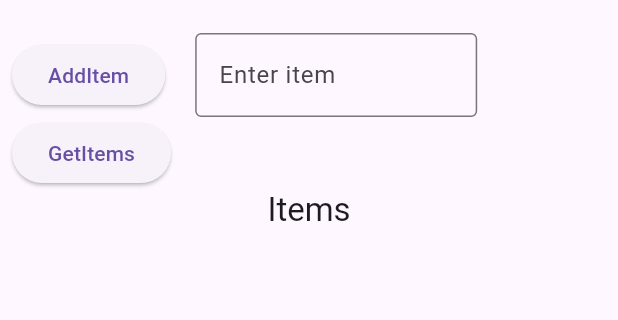
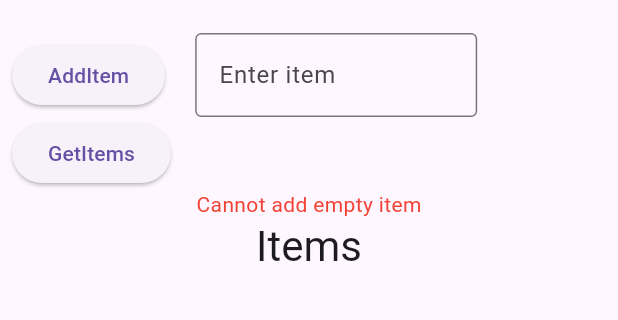
Before and after one commit to GeorgopoulosGiannis/dart_mediatr, a Flutter app: the screen it shows after launch, after a tap on "AddItem", on a phone screen of 412 x 824 dp, the part 63-383 px from its top. Run offline on Flutter 3.47's test engine with Material 3 defaults, Android fonts, the phone set to English and light mode, and no system bars.

```diff
--- a/example/lib/add_item_command.dart
+++ b/example/lib/add_item_command.dart
@@ -25,7 +25,3 @@ class EmptyItemException implements Exception {
   @override
   String toString() => 'Cannot add empty item';
 }
-
-class EmptyItemFailure extends Failure {
-  EmptyItemFailure(super.message);
-}
--- a/example/lib/get_items_query.dart
+++ b/example/lib/get_items_query.dart
@@ -1,10 +1,11 @@
-import 'package:example/items_repository.dart';
 import 'package:mediatr/mediatr.dart';
+
+import 'items_repository.dart';
 
 class GetItemsQuery extends IQuery<List<String>> {}
 
 class GetItemsQueryHandler
-    extends IRequestHandler<List<String>, GetItemsQuery> {
+    extends IRequestHandler<GetItemsQuery, List<String>> {
   final ItemsRepository itemsRepository;
 
   GetItemsQueryHandler(this.itemsRepository);
--- a/example/lib/logging_behaviour.dart
+++ b/example/lib/logging_behavior.dart
@@ -1,8 +1,8 @@
 import 'package:mediatr/mediatr.dart';
 
-class LoggingBehaviour extends IPipelineBehaviour {
+class LoggingBehavior extends IPipelineBehavior {
   @override
-  Future proccess(IRequest request, RequestHandlerDelegate next) {
+  Future process(IRequest request, RequestHandlerDelegate next) {
     print('new request send $request');
     return next(request);
   }
--- a/example/lib/main.dart
+++ b/example/lib/main.dart
@@ -47,38 +47,30 @@ class _MyHomePageState extends State<MyHomePage> {
       error = null;
     });
 
-    final addedOrFailure =
-        await mediator.send<void, AddItemCommand>(AddItemCommand(itemToAdd));
-    addedOrFailure.fold(
-      (left) {
-        print("Failed to add item");
+    try {
+      await mediator.send<AddItemCommand, void>(AddItemCommand(itemToAdd));
 
-        setState(() {
-          error = left.message;
-        });
-      },
-      (right) {
-        print("Item succesfully added");
-        _controller.clear();
-      },
-    );
+      _controller.clear();
+    } on EmptyItemException {
+      setState(() {
+        error = 'Cannot add empty item';
+      });
+    }
   }
 
   Future<void> getItems() async {
-    final itemsOrFailure =
-        await mediator.send<List<String>, GetItemsQuery>(GetItemsQuery());
-    itemsOrFailure.fold(
-      (left) {
-        print('Failed to get items');
-      },
-      (right) {
-        print('Got items');
+    try {
+      final result =
+          await mediator.send<GetItemsQuery, List<String>>(GetItemsQuery());
 
-        setState(() {
-          items = right;
-        });
-      },
-    );
+      setState(() {
+        items = result;
+      });
+    } on EmptyItemException {
+      setState(() {
+        error = 'Cannot get items';
+      });
+    }
   }
 
   @override
@@ -99,12 +91,12 @@ class _MyHomePageState extends State<MyHomePage> {
                   Flexible(
                     child: ElevatedButton(
                       onPressed: addItem,
-                      child: Text(
+                      child: const Text(
                         'AddItem',
                       ),
                     ),
                   ),
-                  SizedBox(
+                  const SizedBox(
                     width: 20,
                   ),
                   Flexible(
@@ -113,7 +105,7 @@ class _MyHomePageState extends State<MyHomePage> {
                       onChanged: (val) {
                         print(val);
                       },
-                      decoration: InputDecoration(
+                      decoration: const InputDecoration(
                         border: OutlineInputBorder(),
                         hintText: 'Enter item',
                       ),
@@ -124,7 +116,7 @@ class _MyHomePageState extends State<MyHomePage> {
             ),
             ElevatedButton(
               onPressed: getItems,
-              child: Text(
+              child: const Text(
                 'GetItems',
               ),
             ),
@@ -132,7 +124,7 @@ class _MyHomePageState extends State<MyHomePage> {
               Center(
                 child: Text(
                   error!,
-                  style: TextStyle(
+                  style: const TextStyle(
                     color: Colors.red,
                   ),
                 ),
@@ -140,7 +132,7 @@ class _MyHomePageState extends State<MyHomePage> {
             Center(
               child: Text(
                 'Items',
-                style: Theme.of(context).textTheme.headline6,
+                style: Theme.of(context).textTheme.headlineMedium,
               ),
             ),
             Flexible(
--- a/example/lib/setup_mediator.dart
+++ b/example/lib/setup_mediator.dart
@@ -1,25 +1,23 @@
-import 'dart:async';
-
 import 'get_items_query.dart';
 import 'items_repository.dart';
 import 'package:mediatr/mediatr.dart';
 
 import 'add_item_command.dart';
-import 'logging_behaviour.dart';
+import 'logging_behavior.dart';
 
 Mediator setupMediator() {
   final repo = ItemsRepository();
 
-  final pipeline = Pipeline()..addMiddleware(LoggingBehaviour());
-  final mediator = Mediator(pipeline, errorHandler: _customErrorHandler);
+  final pipeline = Pipeline()..addMiddleware(LoggingBehavior());
+  final mediator = Mediator(pipeline);
 
-  mediator.registerHandler<void, AddItemCommand, AddItemCommandHandler>(
+  mediator.registerHandler<AddItemCommand, void, AddItemCommandHandler>(
     () => AddItemCommandHandler(
       repo,
     ),
   );
 
-  mediator.registerHandler<List<String>, GetItemsQuery, GetItemsQueryHandler>(
+  mediator.registerHandler<GetItemsQuery, List<String>, GetItemsQueryHandler>(
     () => GetItemsQueryHandler(
       repo,
     ),
@@ -27,10 +25,3 @@ Mediator setupMediator() {
 
   return mediator;
 }
-
-FutureOr<Failure?> _customErrorHandler(Exception e) {
-  if (e is EmptyItemException) {
-    return EmptyItemFailure(e.toString());
-  }
-  return null;
-}
--- a/example/pubspec.yaml
+++ b/example/pubspec.yaml
@@ -18,7 +18,7 @@ publish_to: 'none' # Remove this line if you wish to publish to pub.dev
 version: 1.0.0+1
 
 environment:
-  sdk: ">=2.17.6 <3.0.0"
+  sdk: ">=2.17.6 <4.0.0"
 
 # Dependencies specify other packages that your package needs in order to work.
 # To automatically upgrade your package dependencies to the latest versions
--- a/lib/mediatr.dart
+++ b/lib/mediatr.dart
@@ -15,7 +15,7 @@ export 'src/internals/i_query.dart';
 export 'src/internals/i_request.dart';
 export 'src/internals/i_request_handler.dart';
 export 'src/internals/pipeline.dart';
-export 'src/behaviours/i_pipeline_behaviour.dart';
+export 'src/behaviors/i_pipeline_behavior.dart';
 
 typedef HandlerCreator<T> = T Function();
 typedef FuncEventHandler<T extends IDomainEvent> = FutureOr<void> Function(
@@ -25,7 +25,7 @@ typedef UnsubscribeFunc = void Function();
 
 /// Core mediator
 class Mediator {
-  /// Add pipeline behaviours that will be called with each request send through
+  /// Add pipeline behaviors that will be called with each request send through
   /// the mediator instance.
   final Pipeline pipeline;
 
@@ -83,7 +83,7 @@ class Mediator {
   }
 
   /// Sends a request to the given handlers after passing it through all middleware.
-  Future<R> send<R extends Object?, T extends IRequest<R>>(
+  Future<R> send<T extends IRequest<R>, R extends Object?>(
     T request,
   ) async {
     final handler = _getRequestHandlerFor<T>();
@@ -98,8 +98,8 @@ class Mediator {
   /// [R] is the return type of the request handler
   /// [IR] is the [IRequest] type
   /// [H] is the type of the [IRequestHandler], the return type of the [creator]
-  void registerHandler<R, IR extends IRequest<R>,
-      H extends IRequestHandler<R, IR>>(HandlerCreator<H> creator) {
+  void registerHandler<IR extends IRequest<R>, R,
+      H extends IRequestHandler<IR, R>>(HandlerCreator<H> creator) {
     handlers[IR] = creator;
   }
 
--- a/lib/src/internals/i_command_handler.dart
+++ b/lib/src/internals/i_command_handler.dart
@@ -4,6 +4,6 @@ import 'i_request_handler.dart';
 
 /// Extend this class when you need to handle an [ICommand] that returns nothing.
 abstract class ICommandHandler<R extends IRequest<void>>
-    extends IRequestHandler<void, R> {
+    extends IRequestHandler<R, void> {
   const ICommandHandler();
 }
--- a/lib/src/internals/i_domain_event.dart
+++ b/lib/src/internals/i_domain_event.dart
@@ -1,4 +1,4 @@
-/// Subsclasses of IDomainEvent can be published through the mediator instane.
+/// Subclasses of IDomainEvent can be published through the mediator instance.
 abstract class IDomainEvent extends Object {
   /// Should be unique across events.
   String get name;
--- a/lib/src/internals/i_request_handler.dart
+++ b/lib/src/internals/i_request_handler.dart
@@ -2,7 +2,7 @@ import 'i_request.dart';
 
 /// Extend [IRequestHandler] with [R] as the return type
 /// and [T] as the [IRequest] you want to handle.
-abstract class IRequestHandler<R, T extends IRequest<R>> {
+abstract class IRequestHandler<T extends IRequest<R>, R> {
   const IRequestHandler();
 
   Future<R> call(T request);
--- a/lib/src/internals/pipeline.dart
+++ b/lib/src/internals/pipeline.dart
@@ -1,17 +1,16 @@
-import '../behaviours/i_pipeline_behaviour.dart';
+import '../behaviors/i_pipeline_behavior.dart';
 import 'i_request.dart';
 import 'i_request_handler.dart';
 
 /// A pipeline passes  an [IRequest] through all of its [middlewares]
 /// before being send to the [IRequestHandler]
 class Pipeline {
-  late final List<IPipelineBehaviour> middlewares = [];
+  late final List<IPipelineBehavior> middlewares = [];
 
   /// Adds a middleware to the [Pipeline]
-  void addMiddleware(IPipelineBehaviour behaviour) =>
-      middlewares.add(behaviour);
+  void addMiddleware(IPipelineBehavior behavior) => middlewares.add(behavior);
 
-  /// The function that gets called from [Mediator] in order to pass the [IRequest] throught the middlewares
+  /// The function that gets called from [Mediator] in order to pass the [IRequest] thought the middlewares
   Future passThrough(
     IRequest request,
     IRequestHandler requestHandler,
@@ -21,7 +20,7 @@ class Pipeline {
         return requestHandler(request);
       }
       final m = middlewares[index];
-      return m.proccess(
+      return m.process(
         request,
         (req) async => runner(index + 1),
       );
--- a/pubspec.yaml
+++ b/pubspec.yaml
@@ -4,11 +4,11 @@ version: 0.2.0
 homepage: https://github.com/GeorgopoulosGiannis/dart_mediatr
 
 environment:
-  sdk: ">=2.17.5 <3.0.0"
+  sdk: ">=2.17.5 <4.0.0"
 
 dependencies:
 
 dev_dependencies:
   test: ^1.22.2
-  lints: ^2.0.1
-  mocktail: ^0.3.0
+  lints: ^3.0.0
+  mocktail: ^1.0.3
```
Also changed, not shown: lib/src/behaviors/i_pipeline_behavior.dart (added, +7 -0 lines), lib/src/behaviours/i_pipeline_behaviour.dart (deleted, +0 -7 lines), example/pubspec.lock, 7 other files.
